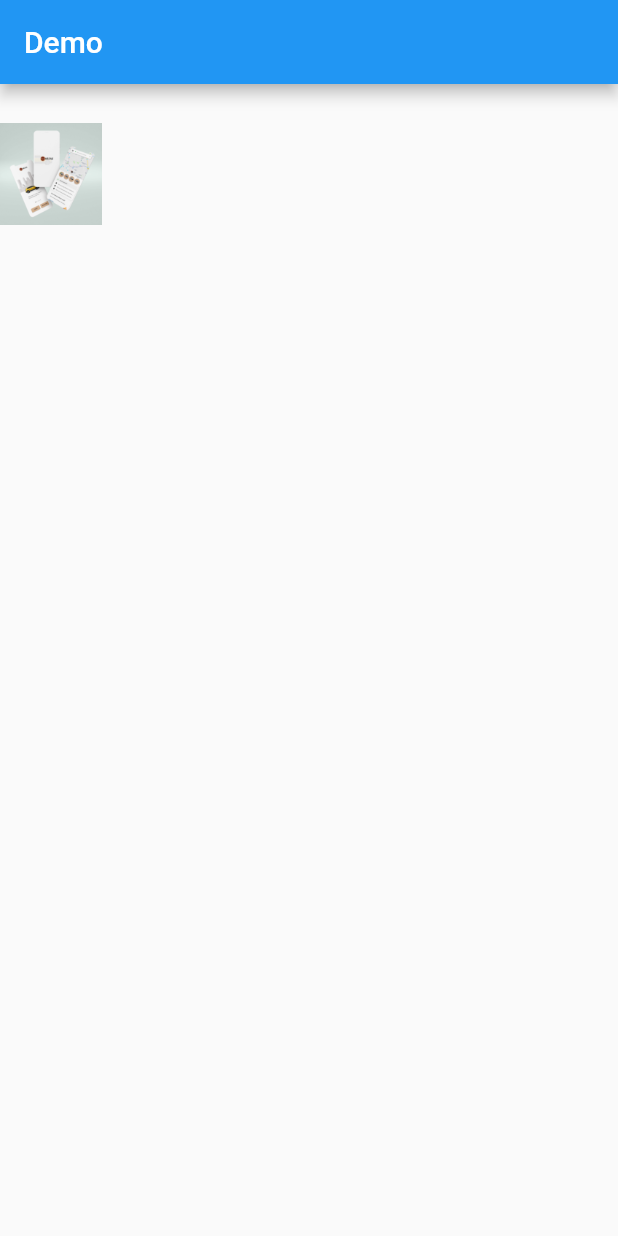
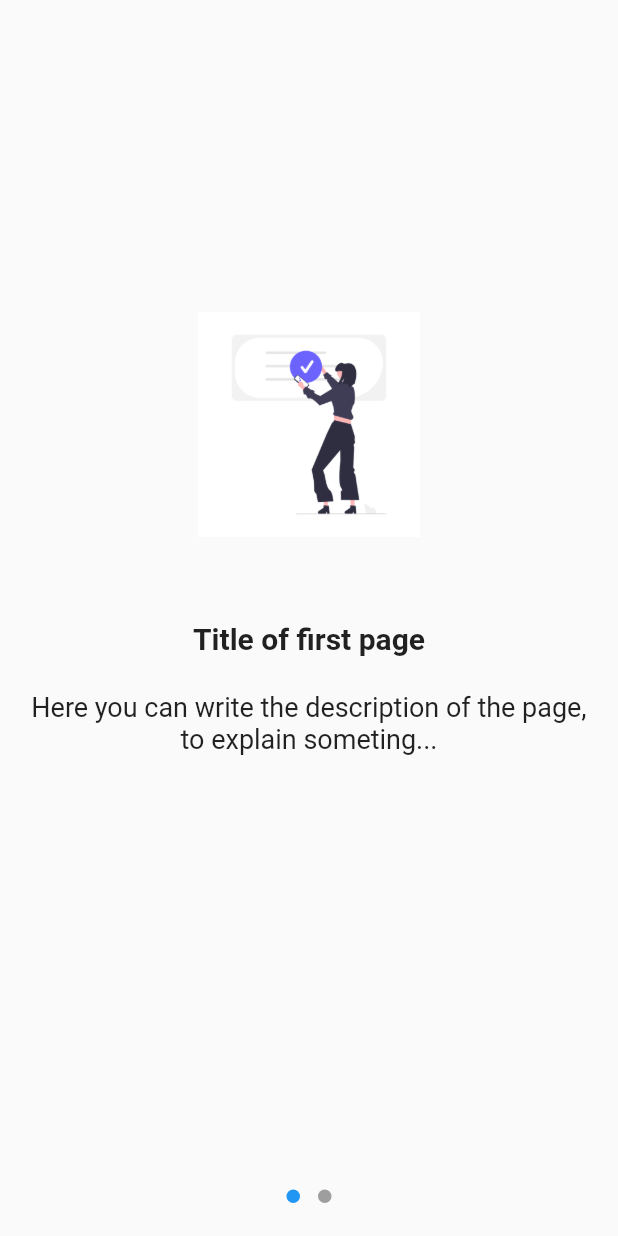
Before and after one commit to rajjani88/flutter_todo_list_example, a Flutter app: the Demo screen opened directly, on a phone screen of 412 x 824 dp. Run offline on Flutter 3.47's test engine with Material 2 defaults, Android fonts, the phone set to English and light mode, and no system bars; drawn by our look-alikes of introduction_screen.

```diff
--- a/lib/main.dart
+++ b/lib/main.dart
@@ -1,6 +1,11 @@
 import 'package:flutter/material.dart';
+import 'package:flutter_todo_list/pages/bottom_ex.dart';
 import 'package:flutter_todo_list/pages/demo.dart';
 import 'package:flutter_todo_list/pages/home.dart';
+import 'package:flutter_todo_list/pages/splash_screen.dart';
+import 'package:flutter_todo_list/pages/stack_ex.dart';
+
+import 'pages/dialog_ex.dart';
 
 void main() {
   runApp(const MyApp());
@@ -17,7 +22,7 @@ class MyApp extends StatelessWidget {
       theme: ThemeData(
         primarySwatch: Colors.blue,
       ),
-      home: Demo(),
+      home: BottomEx(),
     );
   }
 }
--- a/lib/pages/demo.dart
+++ b/lib/pages/demo.dart
@@ -1,5 +1,6 @@
 import 'package:flutter/material.dart';
 import 'package:flutter_todo_list/pages/demo2.dart';
+import 'package:introduction_screen/introduction_screen.dart';
 
 class Demo extends StatefulWidget {
   const Demo({Key? key}) : super(key: key);
@@ -9,15 +10,46 @@ class Demo extends StatefulWidget {
 }
 
 class _DemoState extends State<Demo> {
+  var pageList = [
+    PageViewModel(
+      title: "Title of first page",
+      body:
+          "Here you can write the description of the page, to explain someting...",
+      image: Image.asset(
+        "assets/img1.png",
+        height: 150,
+      ),
+    ),
+    PageViewModel(
+      title: "Title of Second Page page",
+      body: "second Page",
+      image: Image.asset(
+        "assets/img2.png",
+        height: 150,
+      ),
+    ),
+  ];
+
   @override
   Widget build(BuildContext context) {
     return Scaffold(
-      appBar: AppBar(
-        title: Text("Demo"),
-      ),
-      body: Column(
-        children: [
-          Container(
+        body: IntroductionScreen(
+      pages: pageList,
+      done: const Text("Done", style: TextStyle(fontWeight: FontWeight.w600)),
+      onDone: () {
+        // When done button is press
+      },
+      showNextButton: false,
+      showSkipButton: false,
+      showDoneButton: true,
+    ));
+  }
+}
+
+
+/*
+
+Container(
             height: 120,
             child: Row(
               children: [
@@ -36,8 +68,5 @@ class _DemoState extends State<Demo> {
               ],
             ),
           )
-        ],
-      ),
-    );
-  }
-}
+
+*/
--- a/pubspec.yaml
+++ b/pubspec.yaml
@@ -34,6 +34,7 @@ dependencies:
   # The following adds the Cupertino Icons font to your application.
   # Use with the CupertinoIcons class for iOS style icons.
   cupertino_icons: ^1.0.2
+  introduction_screen:
 
 dev_dependencies:
   flutter_test:
```
Also changed, not shown: lib/pages/bottom_ex.dart (added, +35 -0 lines), lib/pages/dialog_ex.dart (added, +51 -0 lines), lib/pages/splash_screen.dart (added, +40 -0 lines), lib/pages/stack_ex.dart (added, +37 -0 lines), assets/img1.png (added), assets/img2.png (added), pubspec.lock.
